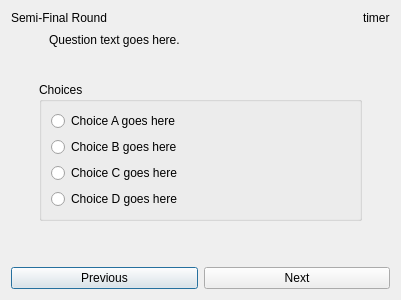
Old version of the form src/client/semifinals.ui in the repository trigger-happy/Cerberus.
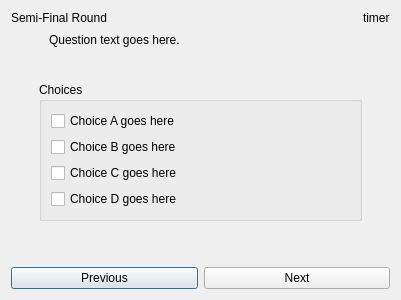
New version of the form.

Commit message: changed semis radio btns into check boxes

The edit to the form file:
```diff
--- a/src/client/semifinals.ui
+++ b/src/client/semifinals.ui
@@ -68,28 +68,28 @@
          </property>
          <layout class="QVBoxLayout" name="verticalLayout_6">
           <item>
-           <widget class="QRadioButton" name="a_choice">
+           <widget class="QCheckBox" name="a_choice">
             <property name="text">
              <string>Choice A goes here</string>
             </property>
            </widget>
           </item>
           <item>
-           <widget class="QRadioButton" name="b_choice">
+           <widget class="QCheckBox" name="b_choice">
             <property name="text">
              <string>Choice B goes here</string>
             </property>
            </widget>
           </item>
           <item>
-           <widget class="QRadioButton" name="c_choice">
+           <widget class="QCheckBox" name="c_choice">
             <property name="text">
              <string>Choice C goes here</string>
             </property>
            </widget>
           </item>
           <item>
-           <widget class="QRadioButton" name="d_choice">
+           <widget class="QCheckBox" name="d_choice">
             <property name="text">
              <string>Choice D goes here</string>
             </property>
```
